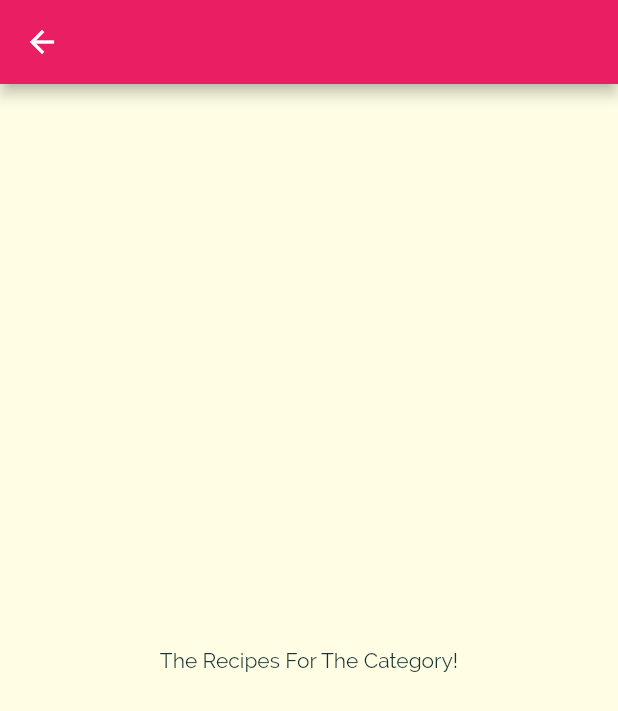
After one commit to aaroncrutchfield/meals_app, a Flutter app: the screen it shows after launch, after a tap on "Italian", on a phone screen of 412 x 824 dp. The commit adds this screen. Shown: the top 711 px of the screen. Run offline on Flutter 3.47's test engine with Material 2 defaults, Android fonts, the phone set to English and light mode, and no system bars.

Commit message:
Navigating to a new page

```diff
--- a/lib/category_item.dart
+++ b/lib/category_item.dart
@@ -1,17 +1,30 @@
 import 'package:flutter/material.dart';
+import 'package:meals_app/category_meals_screen.dart';
 
 class CategoryItem extends StatelessWidget {
   final String title;
   final Color color;
 
+  CategoryItem(this.title, this.color);
 
-	CategoryItem(this.title, this.color);
+  void selectCategory(BuildContext ctx) {
+    Navigator.of(ctx).push(
+      MaterialPageRoute(builder: (_) => CategoryMealsScreen()),
+    );
+  }
 
   @override
   Widget build(BuildContext context) {
-		return Container(
+    return InkWell(
+      onTap: () => selectCategory(context),
+      splashColor: Theme.of(context).primaryColor,
+      borderRadius: BorderRadius.circular(15),
+      child: Container(
         padding: EdgeInsets.all(15),
-			child: Text(title, style: Theme.of(context).textTheme.headline6,),
+        child: Text(
+          title,
+          style: Theme.of(context).textTheme.headline6,
+        ),
         decoration: BoxDecoration(
             gradient: LinearGradient(
               colors: [
@@ -19,8 +32,9 @@ class CategoryItem extends StatelessWidget {
                 color,
               ],
               begin: Alignment.topLeft,
-					end: Alignment.bottomRight,),
-				borderRadius: BorderRadius.circular(15)
+              end: Alignment.bottomRight,
+            ),
+            borderRadius: BorderRadius.circular(15)),
       ),
     );
   }
--- /dev/null
+++ b/lib/category_meals_screen.dart
@@ -0,0 +1,13 @@
+import 'package:flutter/material.dart';
+
+class CategoryMealsScreen extends StatelessWidget {
+  @override
+  Widget build(BuildContext context) {
+    return Scaffold(
+	    appBar: AppBar(),
+      body: Center(
+        child: Text('The Recipes For The Category!'),
+      ),
+    );
+  }
+}
```
Lines whose indentation alone changed are shown as unchanged.
